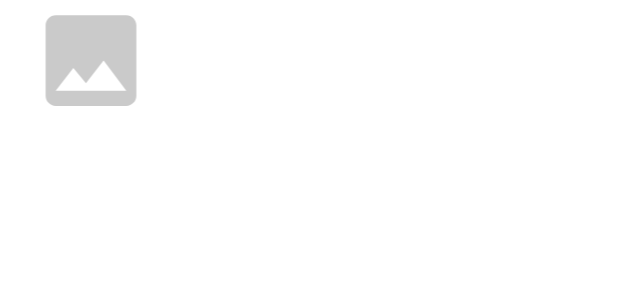
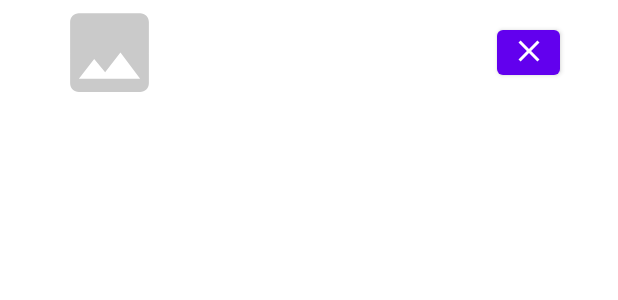
Before and after one commit to ceri01/Twit-Tok-android, an Android app built with Jetpack Compose: the layout single_user.xml on its own in the app's theme, with its tools: preview values and no code run, on a phone screen of 412 x 824 dp. Shown: the top 300 px of the screen. Run offline under Robolectric (Android 15) with nearby library versions, the phone set to English and light mode, and no system bars.

Commit message:
Fix single user view

```diff
--- /dev/null
+++ b/app/src/main/java/com/example/twit_tok/presentation/Profile/FollowedAdapter.java
@@ -0,0 +1,4 @@
+package com.example.twit_tok.presentation.Profile;
+
+public class FollowedAdapter {
+}
--- /dev/null
+++ b/app/src/main/java/com/example/twit_tok/presentation/Profile/FollowedViewHolder.java
@@ -0,0 +1,2 @@
+package com.example.twit_tok.presentation.Profile;public class FollowedViewHolder {
+}
--- /dev/null
+++ b/app/src/main/res/drawable/follow.xml
@@ -0,0 +1,5 @@
+<vector android:height="24dp" android:tint="#FFFFFF"
+    android:viewportHeight="24" android:viewportWidth="24"
+    android:width="24dp" xmlns:android="http://schemas.android.com/apk/res/android">
+    <path android:fillColor="@android:color/white" android:pathData="M9,16.17L4.83,12l-1.42,1.41L9,19 21,7l-1.41,-1.41z"/>
+</vector>
--- /dev/null
+++ b/app/src/main/res/drawable/unfollow.xml
@@ -0,0 +1,5 @@
+<vector android:height="24dp" android:tint="#FFFFFF"
+    android:viewportHeight="24" android:viewportWidth="24"
+    android:width="24dp" xmlns:android="http://schemas.android.com/apk/res/android">
+    <path android:fillColor="@android:color/white" android:pathData="M19,6.41L17.59,5 12,10.59 6.41,5 5,6.41 10.59,12 5,17.59 6.41,19 12,13.41 17.59,19 19,17.59 13.41,12z"/>
+</vector>
--- a/app/src/main/res/layout/single_user.xml
+++ b/app/src/main/res/layout/single_user.xml
@@ -2,23 +2,38 @@
 <LinearLayout xmlns:android="http://schemas.android.com/apk/res/android"
     xmlns:app="http://schemas.android.com/apk/res-auto"
     xmlns:tools="http://schemas.android.com/tools"
-    android:layout_marginHorizontal="10dp"
+    android:gravity="center"
     android:orientation="horizontal" android:layout_width="match_parent"
     android:layout_height="wrap_content">
 
     <ImageView
-        android:id="@+id/imageView"
-        android:layout_width="101dp"
-        android:layout_height="match_parent"
+        android:id="@+id/userPicture"
+        android:layout_width="70dp"
+        android:layout_height="70dp"
+        android:layout_marginEnd="20dp"
         tools:srcCompat="@drawable/edit_picture"
         android:contentDescription="@string/picture"
         app:tint="@color/gray" />
 
     <TextView
-        android:id="@+id/textView"
-        android:layout_width="307dp"
-        android:layout_height="wrap_content"
+        android:id="@+id/userName"
+        android:layout_width="163dp"
+        android:layout_height="24dp"
         android:text=""
         android:textSize="60sp" />
 
+    <Button
+        android:id="@+id/followUnfollow"
+        android:layout_width="42dp"
+        android:layout_marginStart="40dp"
+        android:layout_height="42dp"
+        android:drawableBottom="@drawable/unfollow"
+        android:drawablePadding="4dp"
+        app:layout_constraintBottom_toBottomOf="parent"
+        app:layout_constraintEnd_toEndOf="parent"
+        app:layout_constraintHorizontal_bias="0.956"
+        app:layout_constraintStart_toStartOf="parent"
+        app:layout_constraintTop_toTopOf="parent"
+        app:layout_constraintVertical_bias="0.126" />
+
 </LinearLayout>
```
